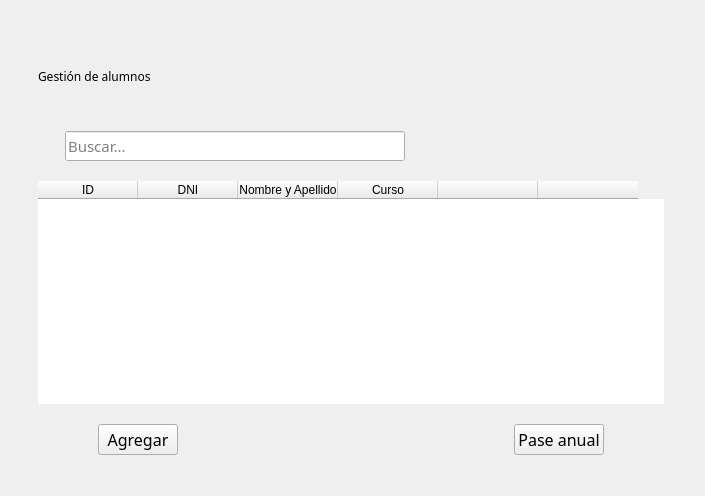
MaxAPBusiness/Blustock, file blustock/ui/screens_uis/alumnos.ui: the form before one commit.
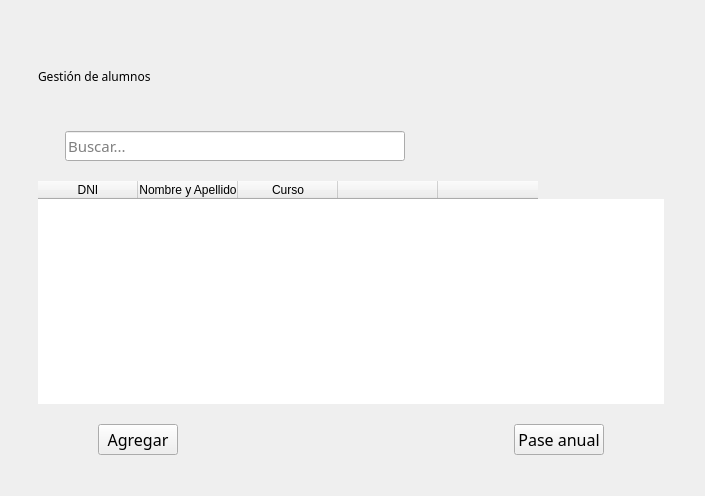
The form after the commit. Icons and pictures are not drawn.

Commit message: Acomode fetchalumnos un toque

```diff
--- a/blustock/ui/screens_uis/alumnos.ui
+++ b/blustock/ui/screens_uis/alumnos.ui
@@ -173,11 +173,6 @@
        <attribute name="verticalHeaderVisible">
         <bool>false</bool>
        </attribute>
-       <column>
-        <property name="text">
-         <string>ID</string>
-        </property>
-       </column>
        <column>
         <property name="text">
          <string>DNI</string>
```
Left out of the diff: 4 changed lines with no effect on the pictures. The commit also changes 2 other files.
